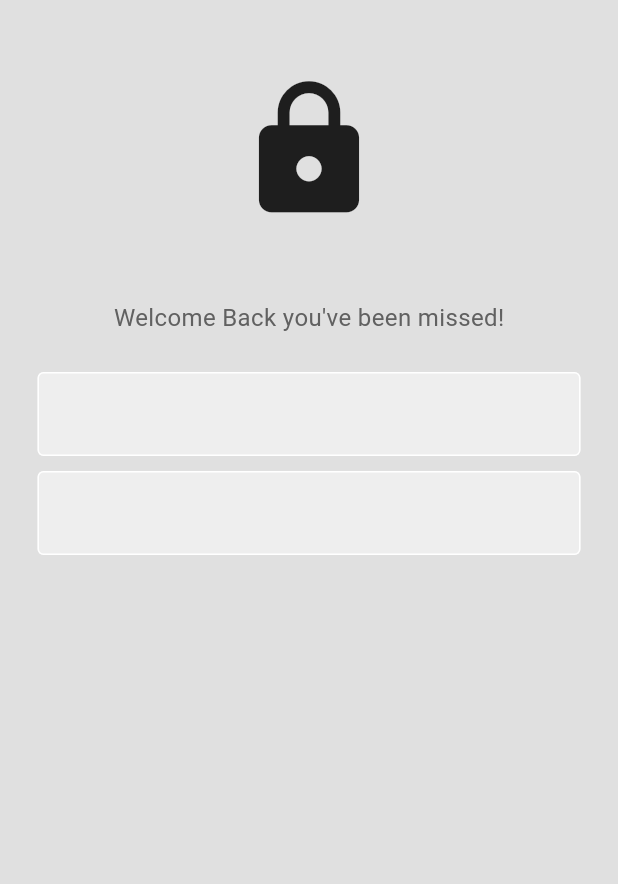
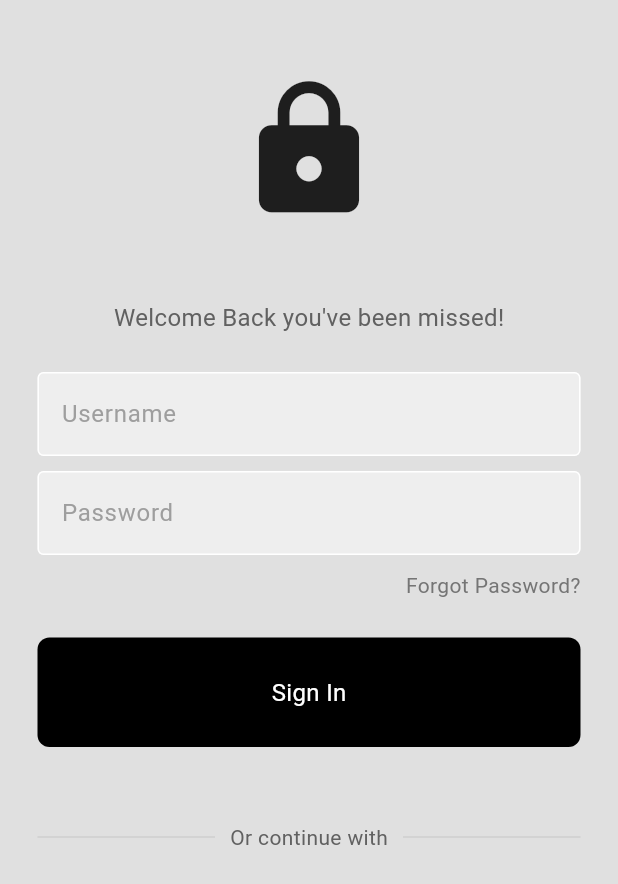
Before and after one commit to AlthafRifath/craftsHubMobileApp, a Flutter app: the screen it shows after launch, on a phone screen of 412 x 824 dp. Shown: the top 884 px of the screen. Run offline on Flutter 3.47's test engine with Material 3 defaults, Android fonts, the phone set to English and light mode, and no system bars.

Commit message:
Sign In Button

```diff
--- /dev/null
+++ b/lib/components/my_signup_page_button.dart
@@ -0,0 +1,35 @@
+import 'package:flutter/material.dart';
+
+class MySignUpPageButton extends StatelessWidget {
+
+  final Function()? onTap;
+
+  const MySignUpPageButton({
+    super.key,
+    required this.onTap,
+    });
+
+  @override
+  Widget build(BuildContext context) {
+    return GestureDetector(
+      onTap: onTap,
+      child: Container(
+        padding: const EdgeInsets.all(25),
+        margin: const EdgeInsets.symmetric(horizontal: 25),
+        decoration: BoxDecoration(
+          color: Colors.black,
+          borderRadius: BorderRadius.circular(8),
+        ),
+        child: const Center(
+          child: Text(
+            'Sign In',
+            style: TextStyle(
+              color: Colors.white,
+              fontSize: 16,
+            ),
+          ),
+        ),
+      ),
+    );
+  }
+}
--- a/lib/components/my_textfield.dart
+++ b/lib/components/my_textfield.dart
@@ -1,13 +1,24 @@
 import 'package:flutter/material.dart';
 
 class MyTextField extends StatelessWidget {
-  const MyTextField({super.key});
+  final controller;
+  final String hintText;
+  final bool obscureText;
+
+  const MyTextField({
+    super.key,
+    required this.controller,
+    required this.hintText,
+    required this.obscureText,
+    });
 
   @override
   Widget build(BuildContext context) {
     return Padding(
       padding: const EdgeInsets.symmetric(horizontal: 25.0),
       child: TextField(
+        controller: controller,
+        obscureText: obscureText,
         decoration: InputDecoration(
           enabledBorder: const OutlineInputBorder(
             borderSide: BorderSide(color: Colors.white),
@@ -17,6 +28,8 @@
           ),
           fillColor: Colors.grey.shade200,
           filled: true,
+          hintText: hintText,
+          hintStyle: TextStyle(color: Colors.grey[500])
         ),
       ),
     );
--- a/lib/main.dart
+++ b/lib/main.dart
@@ -30,7 +30,7 @@
         '/intro_page': (context) => const IntroPage(),
         '/shop_page': (context) => const ShopPage(),
         '/cart_page': (context) => const CartPage(),
-        '/login_page': (context) => const LoginPage(),
+        '/login_page': (context) => LoginPage(),
       },
     );
   }
--- a/lib/pages/login_page.dart
+++ b/lib/pages/login_page.dart
@@ -1,8 +1,17 @@
+import 'package:craftshubapp/components/my_button.dart';
+import 'package:craftshubapp/components/my_signup_page_button.dart';
 import 'package:craftshubapp/components/my_textfield.dart';
 import 'package:flutter/material.dart';
 
 class LoginPage extends StatelessWidget {
-  const LoginPage({Key? key}) : super(key: key);
+  LoginPage({Key? key}) : super(key: key);
+
+  // text editing controllers
+  final usernameController = TextEditingController();
+  final passwordController = TextEditingController();
+
+  // sign in user method
+  void signUserIn() {}
 
   @override
   Widget build(BuildContext context) {
@@ -34,18 +43,73 @@
               const SizedBox(height: 25),
 
               // username textfield
-              MyTextField(),
+              MyTextField(
+                controller: usernameController,
+                hintText: 'Username',
+                obscureText: false,
+              ),
 
               const SizedBox(height: 10),
 
               // password textfield
-              MyTextField(),
+              MyTextField(
+                controller: passwordController,
+                hintText: 'Password',
+                obscureText: true,
+              ),
+
+              const SizedBox(height: 10),
 
               // forgot password
+              Padding(
+                padding: const EdgeInsets.symmetric(horizontal: 25.0),
+                child: Row(
+                  mainAxisAlignment: MainAxisAlignment.end,
+                  children: [
+                    Text(
+                      'Forgot Password?',
+                      style: TextStyle(color: Colors.grey[600]),
+                    ),
+                  ],
+                ),
+              ),
+
+              const SizedBox(height: 25),
 
               // sign in button
+              MySignUpPageButton(
+                onTap: signUserIn,
+              ),
+
+              const SizedBox(height: 50),
 
               // or continue with
+              Padding(
+                padding: const EdgeInsets.symmetric(horizontal: 25.0),
+                child: Row(
+                  children: [
+                    Expanded(
+                      child: Divider(
+                        thickness: 0.5,
+                        color: Colors.grey[400],
+                      ),
+                    ),
+                    Padding(
+                      padding: const EdgeInsets.symmetric(horizontal: 10.0),
+                      child: Text(
+                        'Or continue with',
+                        style: TextStyle(color: Colors.grey[700]),
+                        ),
+                    ),
+                    Expanded(
+                      child: Divider(
+                        thickness: 0.5,
+                        color: Colors.grey[400],
+                      ),
+                    ),
+                  ],
+                ),
+              ),
 
               // google + apple sign in buttons
 
```
